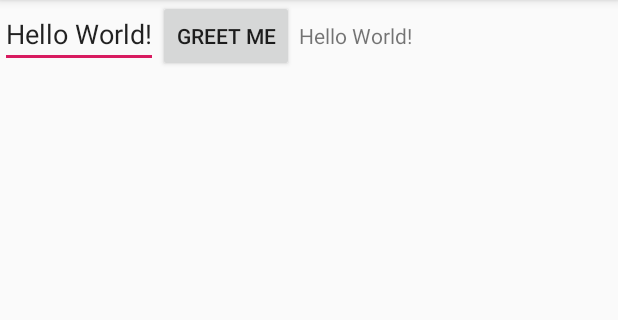
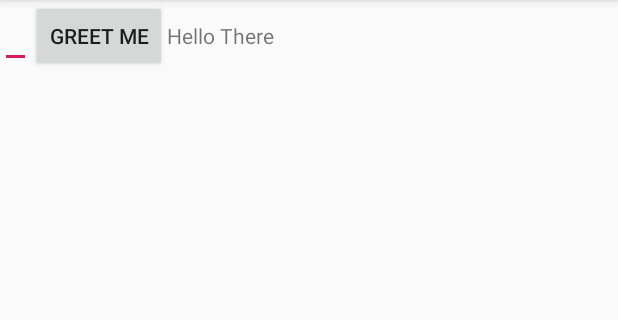
Before and after one commit to JohnathanFL/365-Mobile, an Android app: the screen it shows after launch (MainActivity), after a tap on "GREET ME", on a phone screen of 412 x 824 dp, the part 84-404 px from its top. Run offline under Robolectric (Android 15) with nearby library versions, the phone set to English and light mode, and no system bars.

Commit message:
Lab4 done

```diff
--- a/app/build.gradle
+++ b/app/build.gradle
@@ -17,6 +17,10 @@ android {
             proguardFiles getDefaultProguardFile('proguard-android-optimize.txt'), 'proguard-rules.pro'
         }
     }
+    compileOptions {
+        sourceCompatibility = 1.8
+        targetCompatibility = 1.8
+    }
 }
 
 dependencies {
--- a/app/src/main/java/edu/mnstate/lab4/MainActivity.java
+++ b/app/src/main/java/edu/mnstate/lab4/MainActivity.java
@@ -3,24 +3,41 @@ package edu.mnstate.lab4;
 import androidx.appcompat.app.AppCompatActivity;
 import android.os.Bundle;
 import android.view.View;
+import android.widget.Button;
 import android.widget.EditText;
 import android.widget.TextView;
 
 public class MainActivity extends AppCompatActivity {
     private TextView lblGreeting;
     private EditText txtFirstName;
+    private Button btnGreet;
 
     @Override
     protected void onCreate(Bundle savedInstanceState) {
         super.onCreate(savedInstanceState);
         setContentView(R.layout.activity_main);
 
-        lblGreeting = (TextView)findViewById(R.id.lblGreeting);
-        txtFirstName = (EditText)findViewById(R.id.txtFirstName);
+        lblGreeting = findViewById(R.id.lblGreeting);
+        txtFirstName = findViewById(R.id.txtFirstName);
+        btnGreet = findViewById(R.id.btnGreet);
+
+        /*btnGreet.setOnClickListener(new View.OnClickListener(){
+            @Override
+            public void onClick(View v) {
+                String tmp = getResources().getString(R.string.hello_there);
+                lblGreeting.setText(tmp + " " + txtFirstName.getText());
+            }
+
+        });*/
+        btnGreet.setOnClickListener(v -> {
+            String tmp = getResources().getString(R.string.hello_there);
+            lblGreeting.setText(tmp + " " + txtFirstName.getText());
+        });
+
     }
 
     public void showGreeting(View v) {
-        String tmp = getResources().getString(R.string.hello_there);
-        lblGreeting.setText(tmp + " " + txtFirstName.getText());
+//        String tmp = getResources().getString(R.string.hello_there);
+//        lblGreeting.setText(tmp + " " + txtFirstName.getText());
     }
 }
--- a/app/src/main/res/layout/activity_main.xml
+++ b/app/src/main/res/layout/activity_main.xml
@@ -10,7 +10,7 @@
         android:id="@+id/txtFirstName"
         android:layout_width="wrap_content"
         android:layout_height="wrap_content"
-        android:text="Hello World!" />
+        />
 
     <Button
         android:layout_width="wrap_content"
--- a/app/src/main/res/values/strings.xml
+++ b/app/src/main/res/values/strings.xml
@@ -1,4 +1,5 @@
 <resources>
     <string name="app_name">Lab4</string>
     <string name="greet_me">Greet Me</string>
+    <string name="hello_there">Hello There</string>
 </resources>
```
